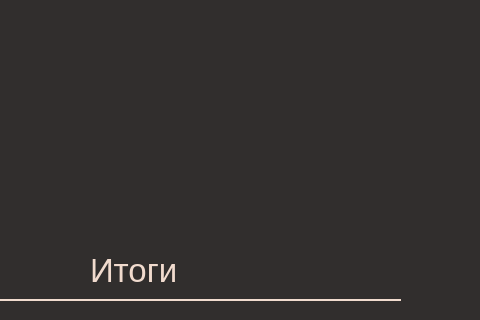
Above: zad.ui from JpryHyrd/PythonProject before the change; both pictures show x 920 to 1400 and y 0 to 320 of the 1400 by 800 pixel window. Below: the same form after it.
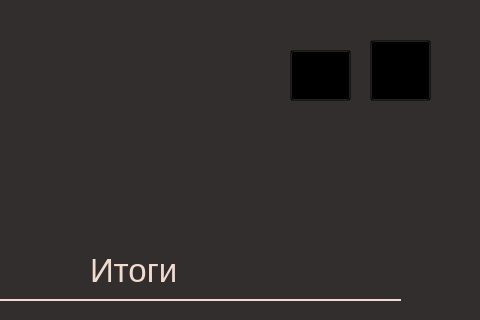
That is the form after the change. Icons and pictures are not drawn.

Diff of the .ui file:
```diff
--- a/zad.ui
+++ b/zad.ui
@@ -567,6 +567,38 @@
      <pixmap>Pictures/стрелка.png</pixmap>
     </property>
    </widget>
+   <widget class="QPushButton" name="pushButton_4">
+    <property name="geometry">
+     <rect>
+      <x>1210</x>
+      <y>50</y>
+      <width>61</width>
+      <height>51</height>
+     </rect>
+    </property>
+    <property name="styleSheet">
+     <string notr="true">background-color: transparent;</string>
+    </property>
+    <property name="text">
+     <string/>
+    </property>
+   </widget>
+   <widget class="QPushButton" name="pushButton_5">
+    <property name="geometry">
+     <rect>
+      <x>1290</x>
+      <y>40</y>
+      <width>61</width>
+      <height>61</height>
+     </rect>
+    </property>
+    <property name="styleSheet">
+     <string notr="true">background-color: transparent;</string>
+    </property>
+    <property name="text">
+     <string/>
+    </property>
+   </widget>
    <zorder>pushButton_3</zorder>
    <zorder>line_6</zorder>
    <zorder>label_2</zorder>
@@ -593,6 +625,8 @@
    <zorder>lineEdit_3</zorder>
    <zorder>lineEdit</zorder>
    <zorder>lineEdit_2</zorder>
+   <zorder>pushButton_4</zorder>
+   <zorder>pushButton_5</zorder>
   </widget>
  </widget>
  <resources/>
```
